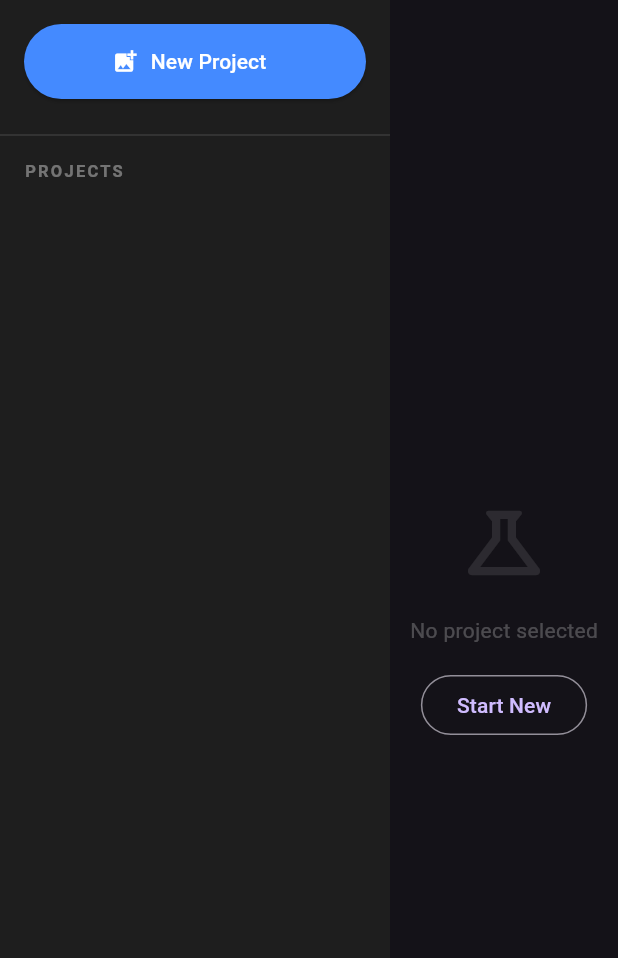
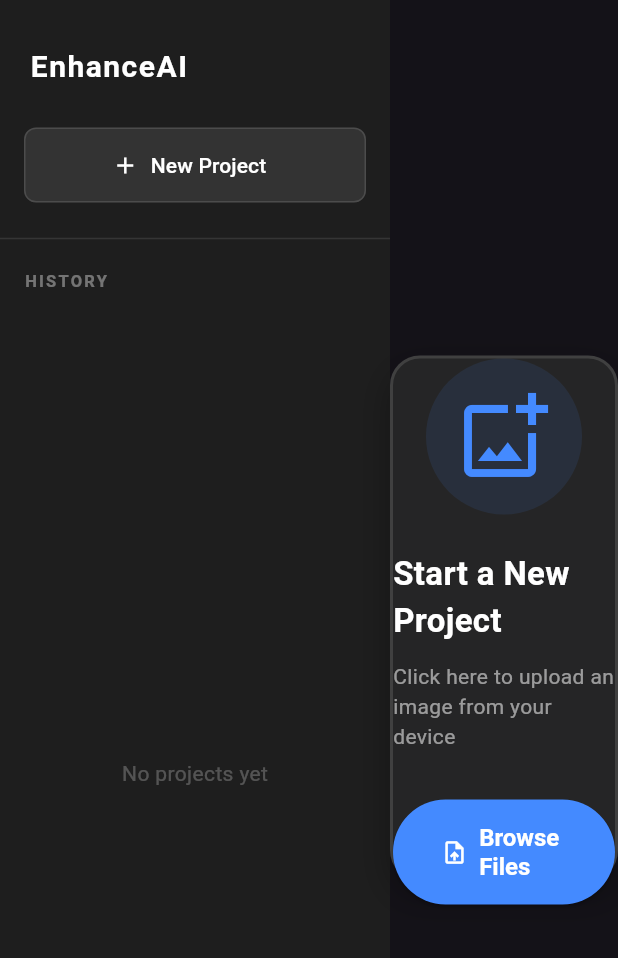
Before and after one commit to TheSpaceHub/enhance-ai, a Flutter app: the screen it shows after launch, on a phone screen of 412 x 824 dp. Shown: the top 958 px of the screen. Run offline on Flutter 3.47's test engine with Material 3 defaults, Android fonts, the phone set to English and light mode, and no system bars; our stand-ins replace file_picker; missing offline and left inert: before_after.

Commit message:
WIP flutter app

```diff
--- a/app/lib/main.dart
+++ b/app/lib/main.dart
@@ -1,4 +1,4 @@
-// lib/ui/main.dart
+// lib/main.dart
 import 'package:flutter/material.dart';
 import 'ui/pages/home_page.dart';
 
--- a/app/lib/ui/models/sr_experiment.dart
+++ b/app/lib/ui/models/sr_experiment.dart
@@ -1,4 +1,5 @@
 // lib/ui/models/sr_experiment.dart
+import 'dart:typed_data';
 import 'package:flutter/material.dart';
 
 // 1. EL PROYECTO (La "Caja" contenedora: Una imagen subida)
@@ -7,6 +8,7 @@ class SRProject {
   final String name;
   final DateTime timestamp;
   final Image originalImage;
+  final Uint8List rawBytes;
 
   // Lista de intentos (Runs) sobre esta imagen
   final List<SRRun> runs;
@@ -16,6 +18,7 @@ class SRProject {
     required this.name,
     required this.timestamp,
     required this.originalImage,
+    required this.rawBytes,
     this.runs = const [],
   });
 
@@ -26,6 +29,7 @@ class SRProject {
       name: name,
       timestamp: timestamp,
       originalImage: originalImage,
+      rawBytes: rawBytes,
       runs: [run, ...runs], // Lo pone el primero de la lista
     );
   }
--- a/app/lib/ui/widgets/left_nav.dart
+++ b/app/lib/ui/widgets/left_nav.dart
@@ -24,25 +24,46 @@ class LeftNav extends StatelessWidget {
       child: Column(
         crossAxisAlignment: CrossAxisAlignment.start,
         children: [
+          // Logo Area
+          const Padding(
+            padding: EdgeInsets.fromLTRB(20, 30, 20, 10),
+            child: Text(
+              "EnhanceAI",
+              style: TextStyle(
+                color: Colors.white,
+                fontSize: 20,
+                fontWeight: FontWeight.bold,
+                letterSpacing: 1,
+              ),
+            ),
+          ),
+
           // Botón Nuevo Proyecto
           Padding(
             padding: const EdgeInsets.all(16.0),
             child: ElevatedButton.icon(
               onPressed: onNewProject,
-              icon: const Icon(Icons.add_photo_alternate),
+              icon: const Icon(Icons.add),
               label: const Text("New Project"),
               style: ElevatedButton.styleFrom(
-                backgroundColor: Colors.blueAccent,
+                backgroundColor: const Color(0xFF333333),
                 foregroundColor: Colors.white,
+                elevation: 0,
                 minimumSize: const Size(double.infinity, 50),
+                shape: RoundedRectangleBorder(
+                  borderRadius: BorderRadius.circular(8),
+                  side: const BorderSide(color: Colors.white12),
                 ),
               ),
             ),
-          const Divider(color: Colors.white12),
+          ),
+
+          const Divider(color: Colors.white10),
+
           const Padding(
-            padding: EdgeInsets.symmetric(horizontal: 16, vertical: 8),
+            padding: EdgeInsets.symmetric(horizontal: 16, vertical: 12),
             child: Text(
-              "PROJECTS",
+              "HISTORY",
               style: TextStyle(
                 color: Colors.white38,
                 fontSize: 11,
@@ -51,31 +72,46 @@ class LeftNav extends StatelessWidget {
               ),
             ),
           ),
+
           // Lista de Proyectos
           Expanded(
-            child: ListView.builder(
+            child: projects.isEmpty
+                ? const Center(
+                    child: Text(
+                      "No projects yet",
+                      style: TextStyle(color: Colors.white24),
+                    ),
+                  )
+                : ListView.builder(
                     itemCount: projects.length,
                     itemBuilder: (context, index) {
                       final project = projects[index];
                       final isSelected = project.id == selectedId;
 
                       return Container(
-                  color: isSelected ? Colors.white.withOpacity(0.05) : null,
+                        margin: const EdgeInsets.symmetric(
+                          horizontal: 8,
+                          vertical: 2,
+                        ),
+                        decoration: BoxDecoration(
+                          color: isSelected ? const Color(0xFF37373D) : null,
+                          borderRadius: BorderRadius.circular(6),
+                        ),
                         child: ListTile(
                           contentPadding: const EdgeInsets.symmetric(
-                      horizontal: 16,
-                      vertical: 8,
+                            horizontal: 12,
+                            vertical: 4,
                           ),
                           onTap: () => onSelect(project),
                           leading: Container(
-                      width: 44,
-                      height: 44,
+                            width: 40,
+                            height: 40,
                             decoration: BoxDecoration(
-                        borderRadius: BorderRadius.circular(6),
+                              borderRadius: BorderRadius.circular(4),
                               border: Border.all(color: Colors.white12),
                             ),
                             child: ClipRRect(
-                        borderRadius: BorderRadius.circular(5),
+                              borderRadius: BorderRadius.circular(3),
                               child: FittedBox(
                                 fit: BoxFit.cover,
                                 child: project.originalImage,
@@ -88,16 +124,17 @@ class LeftNav extends StatelessWidget {
                             overflow: TextOverflow.ellipsis,
                             style: TextStyle(
                               color: isSelected ? Colors.white : Colors.white70,
+                              fontSize: 13,
                               fontWeight: isSelected
                                   ? FontWeight.w600
                                   : FontWeight.normal,
                             ),
                           ),
                           subtitle: Text(
-                      "${project.runs.length} runs",
+                            "${project.runs.length} enhancements",
                             style: const TextStyle(
                               color: Colors.white30,
-                        fontSize: 12,
+                              fontSize: 11,
                             ),
                           ),
                         ),
--- a/app/lib/ui/widgets/main_workspace.dart
+++ b/app/lib/ui/widgets/main_workspace.dart
@@ -6,7 +6,7 @@ import 'before_after_slider.dart';
 
 class MainWorkspace extends StatelessWidget {
   final Image? originalImage;
-  final SRRun? activeRun; // El run que estamos viendo ahora
+  final SRRun? activeRun;
   final VoidCallback onUpload;
 
   const MainWorkspace({
@@ -18,48 +18,129 @@ class MainWorkspace extends StatelessWidget {
 
   @override
   Widget build(BuildContext context) {
-    // 1. Estado Vacío (Sin proyecto)
+    // 1. Start new button
     if (originalImage == null) {
       return Center(
+        child: MouseRegion(
+          cursor: SystemMouseCursors.click,
+          child: GestureDetector(
+            onTap: onUpload,
+            child: Container(
+              width: 500,
+              height: 350,
+              decoration: BoxDecoration(
+                color: const Color(0xFF252526),
+                borderRadius: BorderRadius.circular(20),
+                border: Border.all(color: Colors.white12, width: 2),
+                boxShadow: [
+                  BoxShadow(
+                    color: Colors.black.withOpacity(0.3),
+                    blurRadius: 20,
+                    offset: const Offset(0, 10),
+                  ),
+                ],
+              ),
               child: Column(
-          mainAxisSize: MainAxisSize.min,
+                mainAxisAlignment: MainAxisAlignment.center,
                 children: [
-            const Icon(Icons.science_outlined, size: 64, color: Colors.white10),
-            const SizedBox(height: 16),
+                  Container(
+                    padding: const EdgeInsets.all(20),
+                    decoration: BoxDecoration(
+                      color: Colors.blueAccent.withOpacity(0.1),
+                      shape: BoxShape.circle,
+                    ),
+                    child: const Icon(
+                      Icons.add_photo_alternate_outlined,
+                      size: 64,
+                      color: Colors.blueAccent,
+                    ),
+                  ),
+                  const SizedBox(height: 24),
                   const Text(
-              "No project selected",
-              style: TextStyle(color: Colors.white24),
+                    "Start a New Project",
+                    style: TextStyle(
+                      color: Colors.white,
+                      fontSize: 22,
+                      fontWeight: FontWeight.bold,
                     ),
-            const SizedBox(height: 16),
-            OutlinedButton(onPressed: onUpload, child: const Text("Start New")),
+                  ),
+                  const SizedBox(height: 12),
+                  const Text(
+                    "Click here to upload an image from your device",
+                    style: TextStyle(color: Colors.white54, fontSize: 14),
+                  ),
+                  const SizedBox(height: 32),
+                  ElevatedButton.icon(
+                    onPressed: onUpload, // <--- BOTÓN DENTRO TAMBIÉN FUNCIONA
+                    icon: const Icon(Icons.upload_file),
+                    label: const Text("Browse Files"),
+                    style: ElevatedButton.styleFrom(
+                      backgroundColor: Colors.blueAccent,
+                      foregroundColor: Colors.white,
+                      padding: const EdgeInsets.symmetric(
+                        horizontal: 32,
+                        vertical: 16,
+                      ),
+                      textStyle: const TextStyle(
+                        fontSize: 16,
+                        fontWeight: FontWeight.bold,
+                      ),
+                    ),
+                  ),
                 ],
+              ),
+            ),
+          ),
         ),
       );
     }
 
-    // 2. Si hay Run y se está procesando
+    // 2. PROCESANDO
     if (activeRun != null && activeRun!.isProcessing) {
       return Center(
+        child: Container(
+          padding: const EdgeInsets.all(32),
+          decoration: BoxDecoration(
+            color: const Color(0xFF252526),
+            borderRadius: BorderRadius.circular(16),
+          ),
           child: Column(
             mainAxisSize: MainAxisSize.min,
             children: [
-            const CircularProgressIndicator(color: Colors.blueAccent),
-            const SizedBox(height: 20),
+              const SizedBox(
+                width: 60,
+                height: 60,
+                child: CircularProgressIndicator(
+                  color: Colors.blueAccent,
+                  strokeWidth: 6,
+                ),
+              ),
+              const SizedBox(height: 24),
               Text(
-              "Upscaling with ${activeRun!.modelName}...",
-              style: const TextStyle(color: Colors.white70),
+                "Enhancing with ${activeRun!.modelName}...",
+                style: const TextStyle(
+                  color: Colors.white,
+                  fontSize: 16,
+                  fontWeight: FontWeight.w500,
+                ),
+              ),
+              const SizedBox(height: 8),
+              const Text(
+                "This might take a few seconds",
+                style: TextStyle(color: Colors.white38),
               ),
             ],
+          ),
         ),
       );
     }
 
-    // 3. Si hay Run terminado -> Comparador
+    // 3. RESULTADO (Slider)
     if (activeRun != null && activeRun!.resultImage != null) {
       return Padding(
         padding: const EdgeInsets.all(24.0),
         child: ClipRRect(
-          borderRadius: BorderRadius.circular(8),
+          borderRadius: BorderRadius.circular(12),
           child: BeforeAfterSlider(
             beforeImage: originalImage!,
             afterImage: activeRun!.resultImage!,
@@ -68,7 +149,7 @@ class MainWorkspace extends StatelessWidget {
       );
     }
 
-    // 4. Solo imagen original (Proyecto nuevo sin runs)
+    // 4. SOLO IMAGEN ORIGINAL
     return ImageHolder(image: originalImage!);
   }
 }
--- a/app/lib/ui/widgets/right_panel.dart
+++ b/app/lib/ui/widgets/right_panel.dart
@@ -4,8 +4,8 @@ import '../models/sr_experiment.dart';
 
 class RightPanel extends StatefulWidget {
   final bool hasProject;
-  final List<SRRun> runsHistory; // Historial del proyecto actual
-  final SRRun? activeRun; // El run seleccionado
+  final List<SRRun> runsHistory;
+  final SRRun? activeRun;
   final Function(SRRun) onRunSelect;
   final Function(String model, double factor) onUpscale;
 
@@ -25,7 +25,7 @@ class RightPanel extends StatefulWidget {
 class _RightPanelState extends State<RightPanel> {
   double upscaleFactor = 4;
   String selectedModel = 'ESPCN';
-  final List<String> models = ['ESPCN', 'SRResNet', 'SRGAN'];
+  final List<String> models = ['CNNU', 'ESPCN', 'SRResNet', 'SRGAN'];
 
   @override
   Widget build(BuildContext context) {
```
Also changed, not shown: app/lib/services/api_service.dart (renamed from app/lib/services/api_services.dart, +10 -23 lines), app/lib/ui/pages/home_page.dart (+68 -49 lines). Lines whose indentation alone changed are shown as unchanged.
